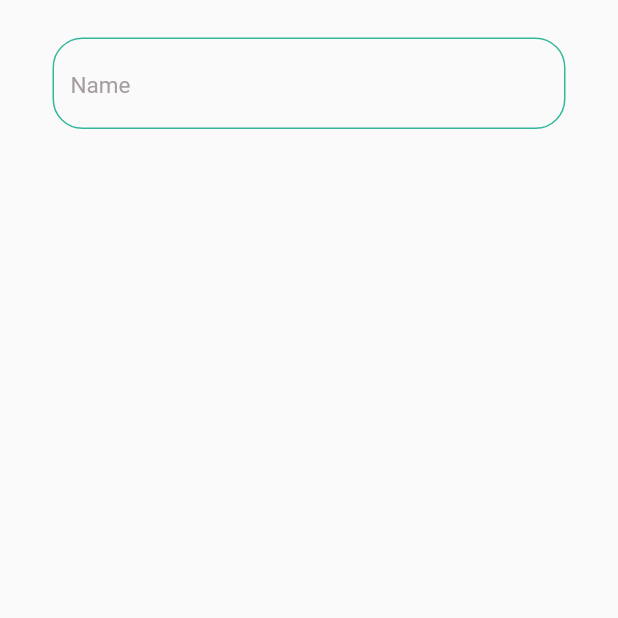
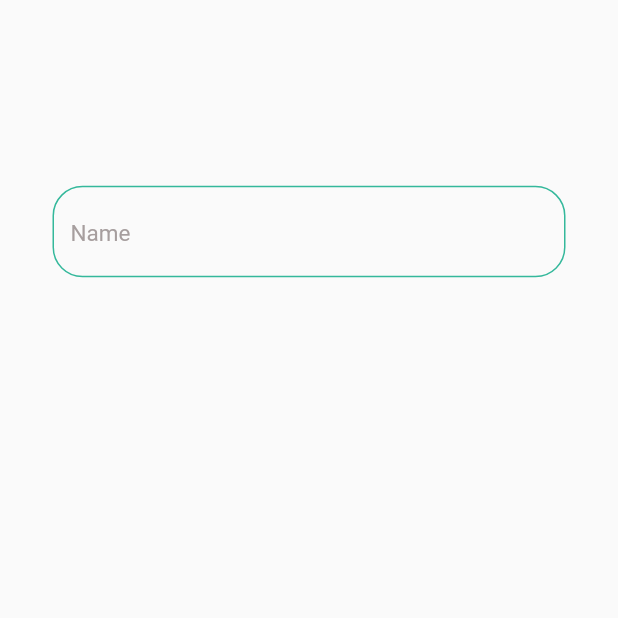
Before and after one commit to Avaneesh8/OnLearner, a Flutter app: the Detailspage screen opened directly, on a phone screen of 412 x 824 dp, the top half of it. Run offline on Flutter 3.47's test engine with Material 2 defaults, Android fonts, the phone set to English and light mode, and no system bars; our stand-ins replace cloud_firestore, country_picker, firebase_auth, firebase_core, firebase_storage, image_picker and 2 more; accounts and stored records are empty; Roboto replaces fonts that are missing (Poppins).

Commit message:
Changes in  details page

```diff
--- a/lib/screens/Details_Page.dart
+++ b/lib/screens/Details_Page.dart
@@ -35,7 +35,13 @@ class _DetailspageState extends State<Detailspage> {
       ),
     );
     return Scaffold(
-      body: Padding(
+      body: Column(
+        children: [
+          SizedBox(
+            height: MediaQuery.of(context).size.height*.12,
+          ),
+
+          Padding(
             padding: const EdgeInsets.symmetric(vertical: 25, horizontal: 35),
             child: TextFormField(
               cursorColor: Colors.black,
@@ -68,6 +74,8 @@ class _DetailspageState extends State<Detailspage> {
               ),
             ),
           ),
+        ],
+      ),
     );
   }
 }
--- a/lib/screens/otp_screen.dart
+++ b/lib/screens/otp_screen.dart
@@ -1,5 +1,6 @@
 import 'package:flutter/material.dart';
 import 'package:onlearner/provider/auth_provider.dart';
+import 'package:onlearner/screens/Details_Page.dart';
 import 'package:onlearner/screens/home.dart';
 //import 'package:onlearner/screens/user_information_screen.dart';
 import 'package:onlearner/utils/utils.dart';
@@ -177,7 +178,7 @@ class _OtpScreenState extends State<OtpScreen> {
               Navigator.pushAndRemoveUntil(
                   context,
                   MaterialPageRoute(
-                      builder: (context) => const HomeScreen()),
+                      builder: (context) => const Detailspage()),
                       (route) => false);
             }
           },
```
Lines whose indentation alone changed are shown as unchanged.
